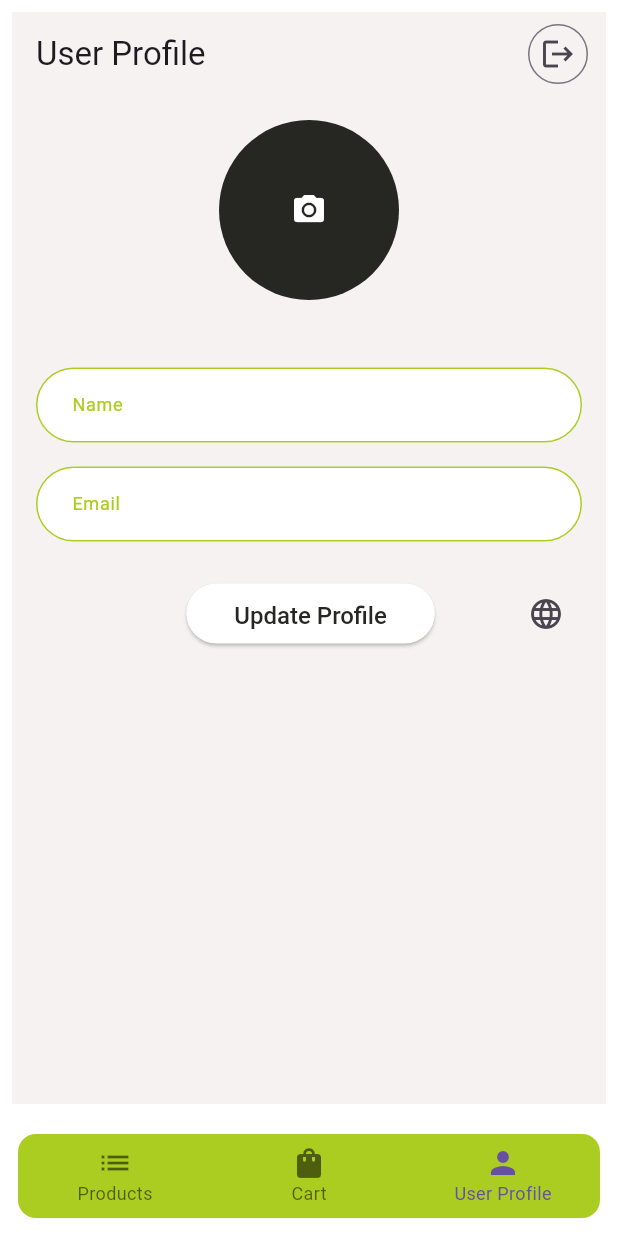
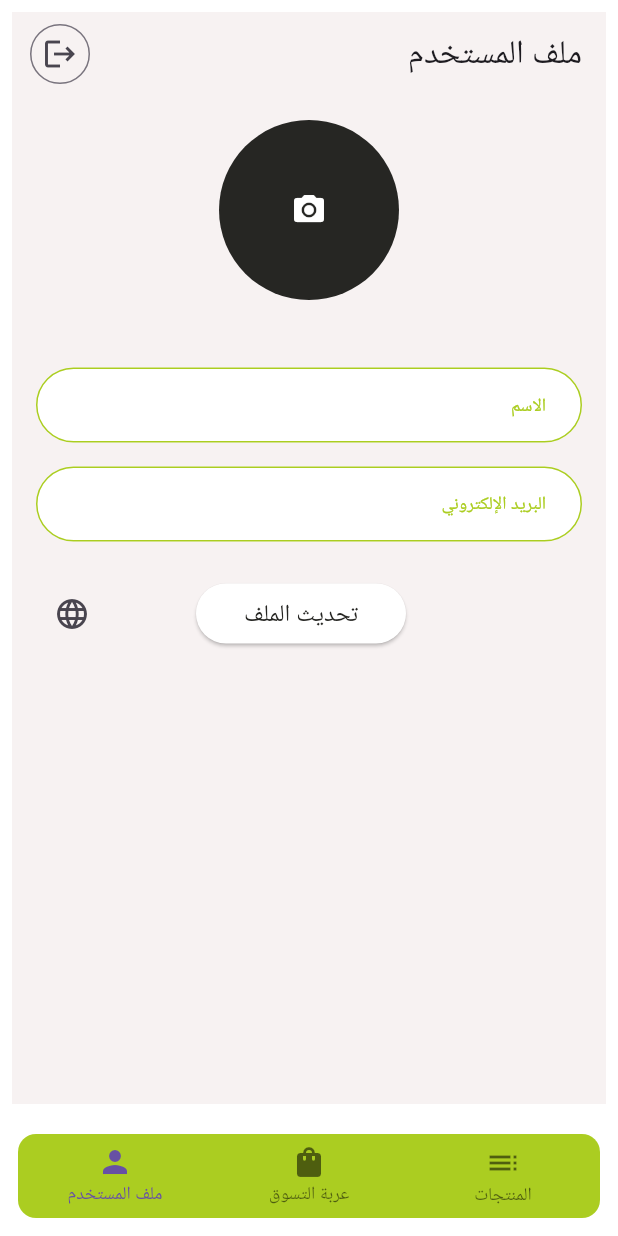
Before and after one commit to AwaeshaHuss/lmart, a Flutter app: the BottomNavBar screen opened directly, item 3 of the bottom bar chosen, after a tap on the "language" icon, on a phone screen of 412 x 824 dp. Run offline on Flutter 3.47's test engine with Material 3 defaults, Android fonts, the phone set to English and light mode, and no system bars; our stand-ins replace cached_network_image, cloud_firestore, equatable, firebase_auth, firebase_core, firebase_messaging and 10 more; missing offline and left inert: flutter_stripe; accounts and stored records are empty; generated files the repository leaves out were written again; Roboto replaces fonts that are missing (ProximaNova-Regular).

Commit message:
completed - State management, bug fixes

```diff
--- a/lib/config/injection_container.dart
+++ b/lib/config/injection_container.dart
@@ -1,4 +1,5 @@
 import 'package:get_it/get_it.dart';
+import 'package:lmart/config/providers/bottom_nav_bar_provider.dart';
 import 'package:lmart/config/providers/locale_provider.dart';
 import 'package:lmart/config/providers/profile_provider.dart';
 
@@ -14,6 +15,7 @@ void init() async{
   // sl.registerFactory(() => PostBloc(getAllPostsUseCase: sl()));
   sl.registerFactory(() => LocaleProvider());
   sl.registerFactory(() => ProfileProvider());
+  sl.registerFactory(() => BottomNavBarProvider());
 
   //* UseCase
 
--- /dev/null
+++ b/lib/config/providers/bottom_nav_bar_provider.dart
@@ -0,0 +1,18 @@
+import 'package:flutter/material.dart';
+import 'package:provider/provider.dart';
+
+class BottomNavBarProvider with ChangeNotifier {
+
+  static BottomNavBarProvider watch(context) => Provider.of<BottomNavBarProvider>(context);
+  static BottomNavBarProvider read(context) => Provider.of<BottomNavBarProvider>(context, listen: false);
+
+
+  int _selectedIndex = 0; // Track the current selected tab index
+
+  int get selectedIndex => _selectedIndex;
+
+  void setSelectedIndex(int index) {
+    _selectedIndex = index;
+    notifyListeners(); // Notify listeners to rebuild the UI
+  }
+}
--- a/lib/config/providers/profile_provider.dart
+++ b/lib/config/providers/profile_provider.dart
@@ -1,8 +1,13 @@
 import 'dart:io';
 
 import 'package:flutter/material.dart';
+import 'package:provider/provider.dart';
 
 class ProfileProvider with ChangeNotifier {
+
+  static ProfileProvider watch(context) => Provider.of<ProfileProvider>(context);
+  static ProfileProvider read(context) => Provider.of<ProfileProvider>(context, listen: false);
+
   bool _isLoading = false;
   String? _errorMessage;
   File? _profileImage;
--- a/lib/config/providers_list.dart
+++ b/lib/config/providers_list.dart
@@ -1,4 +1,5 @@
 import 'package:flutter/material.dart';
+import 'package:lmart/config/providers/bottom_nav_bar_provider.dart';
 import 'package:lmart/config/providers/profile_provider.dart';
 import 'package:provider/provider.dart';
 import 'package:lmart/config/injection_container.dart' as di;
@@ -8,8 +9,9 @@ import 'providers/locale_provider.dart';
 MultiProvider providersList({Widget? child}) {
   return MultiProvider(
       providers: [
-        Provider(create: (_) => di.sl<LocaleProvider>()),
-        Provider(create: (_) => di.sl<ProfileProvider>()),
+        ChangeNotifierProvider(create: (_) => di.sl<LocaleProvider>()),
+        ChangeNotifierProvider(create: (_) => di.sl<ProfileProvider>()),
+        ChangeNotifierProvider(create: (_) => di.sl<BottomNavBarProvider>()),
         ],
       child: child!);
 }
--- a/lib/features/auth/presentation/screens/profile_screen.dart
+++ b/lib/features/auth/presentation/screens/profile_screen.dart
@@ -9,7 +9,6 @@ import 'package:lmart/core/data/models/user_profile.dart';
 import 'package:lmart/core/fonts/app_fonts.dart';
 import 'package:lmart/core/utils.dart';
 import 'dart:io';
-
 import 'package:provider/provider.dart';
 
 class ProfileScreen extends StatefulWidget {
@@ -26,9 +25,6 @@ class _ProfileScreenState extends State<ProfileScreen> {
   final _formKey = GlobalKey<FormState>();
   final TextEditingController _nameController = TextEditingController();
   final TextEditingController _emailController = TextEditingController();
-  bool _isLoading = false;
-  String? _errorMessage;
-  File? _profileImage;
 
   @override
   void initState() {
@@ -37,15 +33,17 @@ class _ProfileScreenState extends State<ProfileScreen> {
   }
 
   Future<void> _loadUserProfile() async {
-    setState(() => _isLoading = true);
+    final profileProvider = ProfileProvider.read(context);
+
+    WidgetsBinding.instance.addPostFrameCallback((_) {
+    profileProvider.setLoading(true);
+    });
 
     try {
       User? user = _auth.currentUser;
       if (user == null) {
-        setState(() {
-          _errorMessage = "User not logged in";
-          _isLoading = false;
-        });
+        profileProvider.setErrorMessage("User not logged in");
+        profileProvider.setLoading(false);
         return;
       }
 
@@ -60,24 +58,24 @@ class _ProfileScreenState extends State<ProfileScreen> {
         // If profile image is available, load it (you can later store the image URL in Firestore)
       }
     } catch (e) {
-      setState(() => _errorMessage = e.toString());
+      profileProvider.setErrorMessage(e.toString());
     } finally {
-      setState(() => _isLoading = false);
+      profileProvider.setLoading(false);
     }
   }
 
   Future<void> _updateUserProfile() async {
     if (!_formKey.currentState!.validate()) return;
 
-    setState(() => _isLoading = true);
+    final profileProvider =
+        Provider.of<ProfileProvider>(context, listen: false);
+    profileProvider.setLoading(true);
 
     try {
       User? user = _auth.currentUser;
       if (user == null) {
-        setState(() {
-          _errorMessage = "User not logged in";
-          _isLoading = false;
-        });
+        profileProvider.setErrorMessage("User not logged in");
+        profileProvider.setLoading(false);
         return;
       }
 
@@ -98,19 +96,20 @@ class _ProfileScreenState extends State<ProfileScreen> {
       );
       // Navigator.pop(context);
     } catch (e) {
-      setState(() => _errorMessage = e.toString());
+      profileProvider.setErrorMessage(e.toString());
     } finally {
-      setState(() => _isLoading = false);
+      profileProvider.setLoading(false);
     }
   }
 
 @override
 Widget build(BuildContext context) {
-    return Consumer<ProfileProvider>(
-      builder: (context, prfile, child) {
+  final locale = LocaleProvider.read(context);
+
   return Scaffold(
     resizeToAvoidBottomInset: true,
     appBar: AppBar(
+      automaticallyImplyLeading: false,
       title: Text(getLoc(context).userProfileTitle),
       centerTitle: false,
       elevation: 0,
@@ -121,11 +120,14 @@ class _ProfileScreenState extends State<ProfileScreen> {
             onPressed: () async {
               await FirebaseService().signOut(context);
             },
-                    icon: Icon(Icons.logout)),
+            icon: Icon(Icons.logout),
+          ),
         )
       ],
     ),
-          body: _isLoading
+    body: Consumer<ProfileProvider>(
+      builder: (context, profileProvider, child) {
+        return profileProvider.isLoading
             ? const Center(
                 child: CircularProgressIndicator(
                   strokeWidth: 1,
@@ -143,18 +145,16 @@ class _ProfileScreenState extends State<ProfileScreen> {
                           onTap: () async {
                             File? newImage = await pickAndCropImage(context);
                             if (newImage != null) {
-                                setState(() {
-                                  _profileImage = newImage;
-                                });
+                              profileProvider.setProfileImage(newImage);
                             }
                           },
                           child: CircleAvatar(
                             radius: 60,
                             backgroundColor: AppColors.text_1Color,
-                              backgroundImage: _profileImage != null
-                                  ? FileImage(_profileImage!)
+                            backgroundImage: profileProvider.profileImage != null
+                                ? FileImage(profileProvider.profileImage!)
                                 : null,
-                              child: _profileImage == null
+                            child: profileProvider.profileImage == null
                                 ? const Icon(
                                     Icons.camera_alt,
                                     color: AppColors.white_1,
@@ -163,11 +163,11 @@ class _ProfileScreenState extends State<ProfileScreen> {
                           ),
                         ),
                         const SizedBox(height: 45),
-                          if (_errorMessage != null)
+                        if (profileProvider.errorMessage != null)
                           Padding(
                             padding: const EdgeInsets.only(bottom: 16),
                             child: Text(
-                                _errorMessage!,
+                              profileProvider.errorMessage!,
                               style: const TextStyle(color: AppColors.red),
                             ),
                           ),
@@ -216,21 +216,21 @@ class _ProfileScreenState extends State<ProfileScreen> {
                             IconButton(
                               onPressed: () {
                                 if (getLoc(context).localeName == 'ar') {
-                                     LocaleProvider.read(context).changeLocale(Locale('en'));
+                                  locale.changeLocale(Locale('en'));
                                 } else {
-                                     LocaleProvider.read(context).changeLocale(Locale('ar'));
+                                  locale.changeLocale(Locale('ar'));
                                 }
                               },
-                                  icon: Icon(Icons.language))
+                              icon: Icon(Icons.language),
+                            )
                           ],
                         ),
                       ],
                     ),
                   ),
                 ),
+              );
+      },
     ),
   );
-      },
-    );
-  }
-}
+}}
--- a/lib/features/product/presentation/screens/cart_screen.dart
+++ b/lib/features/product/presentation/screens/cart_screen.dart
@@ -148,6 +148,7 @@ class _CartScreenState extends State<CartScreen> {
   Widget build(BuildContext context) {
     return Scaffold(
       appBar: AppBar(
+        automaticallyImplyLeading: false,
         title: Text(getLoc(context).cartTitle),
         centerTitle: false,
         elevation: 0,
--- a/lib/features/product/presentation/screens/product_details_screen.dart
+++ b/lib/features/product/presentation/screens/product_details_screen.dart
@@ -1,12 +1,13 @@
 import 'package:firebase_auth/firebase_auth.dart';
 import 'package:flutter/material.dart';
 import 'package:cached_network_image/cached_network_image.dart';
+import 'package:lmart/config/providers/bottom_nav_bar_provider.dart';
 import 'package:lmart/core/colors/app_colors.dart';
 import 'package:lmart/core/data/models/cart_item.dart';
 import 'package:lmart/core/data/models/product.dart';
 import 'package:lmart/core/data/firebase_service.dart';
 import 'package:lmart/core/utils.dart';
-import 'package:lmart/features/product/presentation/screens/cart_screen.dart';
+import 'package:lmart/features/product/presentation/widgets/bottom_nav_bar.dart';
 
 class ProductDetailsScreen extends StatefulWidget {
   final Product product;
@@ -39,7 +40,8 @@ class _ProductDetailsScreenState extends State<ProductDetailsScreen> {
           Text(getLoc(context).productAddedToCart(widget.product.name))
           ),
         );
-        Navigator.push(context, MaterialPageRoute(builder: (context) => CartScreen(),));
+        BottomNavBarProvider.read(context).setSelectedIndex(1);
+       await Navigator.pushReplacement(context, MaterialPageRoute(builder: (context) => BottomNavBar()));
       }
     } catch (e) {
       setState(() {
--- a/lib/features/product/presentation/widgets/bottom_nav_bar.dart
+++ b/lib/features/product/presentation/widgets/bottom_nav_bar.dart
@@ -1,43 +1,34 @@
 import 'package:flutter/material.dart';
+import 'package:provider/provider.dart';
+import 'package:lmart/config/providers/bottom_nav_bar_provider.dart'; // Import the BottomNavBarProvider
 import 'package:lmart/core/colors/app_colors.dart';
 import 'package:lmart/core/utils.dart';
 import 'package:lmart/features/auth/presentation/screens/profile_screen.dart';
 import 'package:lmart/features/product/presentation/screens/cart_screen.dart';
 import 'package:lmart/features/product/presentation/screens/product_listing_screen.dart';
 
-class BottomNavBar extends StatefulWidget {
-  const BottomNavBar({super.key});
-
-  @override
-  State<BottomNavBar> createState() => _BottomNavBarState();
-}
-
-class _BottomNavBarState extends State<BottomNavBar> {
-  int _selectedIndex = 0;  // Track the current selected tab index
-
+class BottomNavBar extends StatelessWidget {
   // List of screens
   final List<Widget> _screens = [
     ProductListingScreen(),
     CartScreen(),
-    ProfileScreen()
+    ProfileScreen(),
   ];
 
-  void _onTabTapped(int index) {
-    setState(() {
-      _selectedIndex = index;  // Update the selected index when a tab is tapped
-    });
-  }
+  BottomNavBar({super.key});
 
   @override
   Widget build(BuildContext context) {
+    final bottomNavBarProvider = BottomNavBarProvider.watch(context);
+
     return PopScope(
       canPop: false,
       child: Scaffold(
         backgroundColor: AppColors.white_1,
         body: Padding(
           padding: const EdgeInsets.all(8.0),
-        child: _screens[_selectedIndex],
-      ), // Just display the selected screen
+          child: _screens[bottomNavBarProvider.selectedIndex], // Display the selected screen
+        ),
         bottomNavigationBar: Padding(
           padding: EdgeInsets.all(12),
           child: ClipRRect(
@@ -45,8 +36,10 @@ Widget build(BuildContext context) {
             child: BottomNavigationBar(
               backgroundColor: AppColors.primaryColor, // Directly set color here
               elevation: 0, // Remove elevation
-            currentIndex: _selectedIndex, // Highlight the selected tab
-            onTap: _onTabTapped, // Handle tab taps
+              currentIndex: bottomNavBarProvider.selectedIndex, // Highlight the selected tab
+              onTap: (index) {
+                bottomNavBarProvider.setSelectedIndex(index); // Update the selected index
+              },
               iconSize: 24, // Shrink the icon size
               selectedFontSize: 12, // Shrink the font size for the label
               unselectedFontSize: 12, // Shrink the font size for the unselected label
@@ -70,5 +63,4 @@ Widget build(BuildContext context) {
       ),
     );
   }
-
 }
--- a/lib/main.dart
+++ b/lib/main.dart
@@ -33,6 +33,7 @@ void main() async {
   ErrorWidget.builder = (FlutterErrorDetails details) {
     return CustomErrorWidget(details: details);
   };
+  // Provider.debugCheckInvalidValueType = null;
   runApp(const MainApp());
 }
 
```
Also changed, not shown: lib/features/product/presentation/screens/product_listing_screen.dart (+7 -4 lines). Lines whose indentation alone changed are shown as unchanged.
